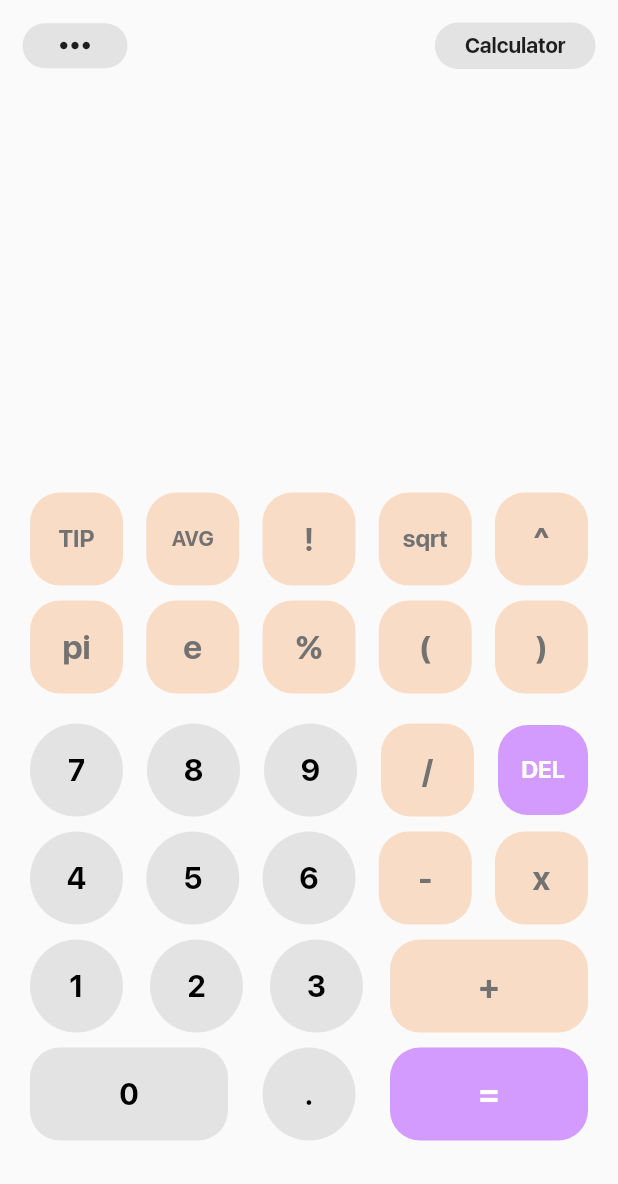
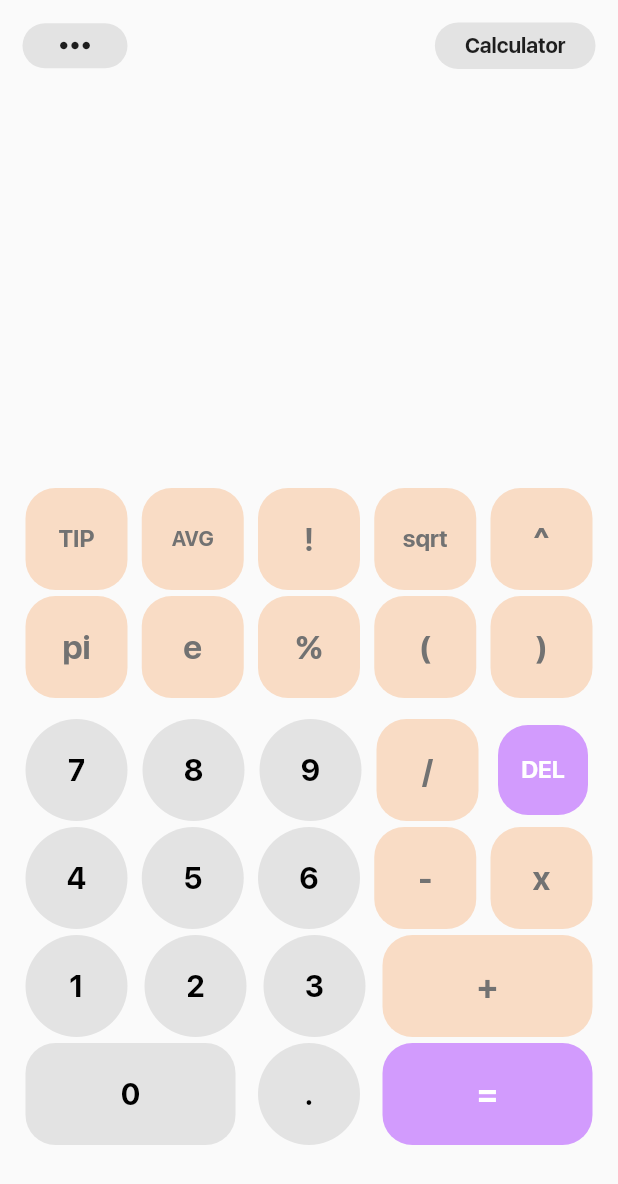
Before and after one commit to jralvarenga/calculary, a Flutter app: the screen it shows after launch, on a phone screen of 412 x 824 dp. Shown: the top 1184 px of the screen. Run offline on Flutter 3.47's test engine with Material 2 defaults, Android fonts, the phone set to English and light mode, and no system bars; our stand-ins replace math_expressions; project files that could hold a hidden picture were left out.

Commit message:
Button size

```diff
--- a/lib/widgets/CalculatorButton.dart
+++ b/lib/widgets/CalculatorButton.dart
@@ -21,10 +21,10 @@ class NumberButton extends StatelessWidget {
   @override
   Widget build(BuildContext context) {
     return Container(
-      margin: EdgeInsets.all(5),
+      margin: EdgeInsets.all(2),
       child: SizedBox(
-        width: 62,
-        height: 62,
+        width: 68,
+        height: 68,
         child: TextButton(
           style: TextButton.styleFrom(
             backgroundColor: buttonColor,
@@ -73,10 +73,10 @@ class FunctionButton extends StatelessWidget {
   Widget build(BuildContext context) {
 
     return Container(
-      margin: EdgeInsets.all(5),
+      margin: EdgeInsets.all(2),
       child: SizedBox(
-        width: 62,
-        height: 62,
+        width: 68,
+        height: 68,
         child: TextButton(
           style: TextButton.styleFrom(
             backgroundColor: buttonColor,
@@ -124,10 +124,10 @@ class LargeFunctionButton extends StatelessWidget {
   @override
   Widget build(BuildContext context) {
     return Container(
-      margin: EdgeInsets.all(5),
+      margin: EdgeInsets.all(2),
       child: SizedBox(
-        width: 132,
-        height: 62,
+        width: 140,
+        height: 68,
         child: TextButton(
           style: TextButton.styleFrom(
             backgroundColor: buttonColor,
```
